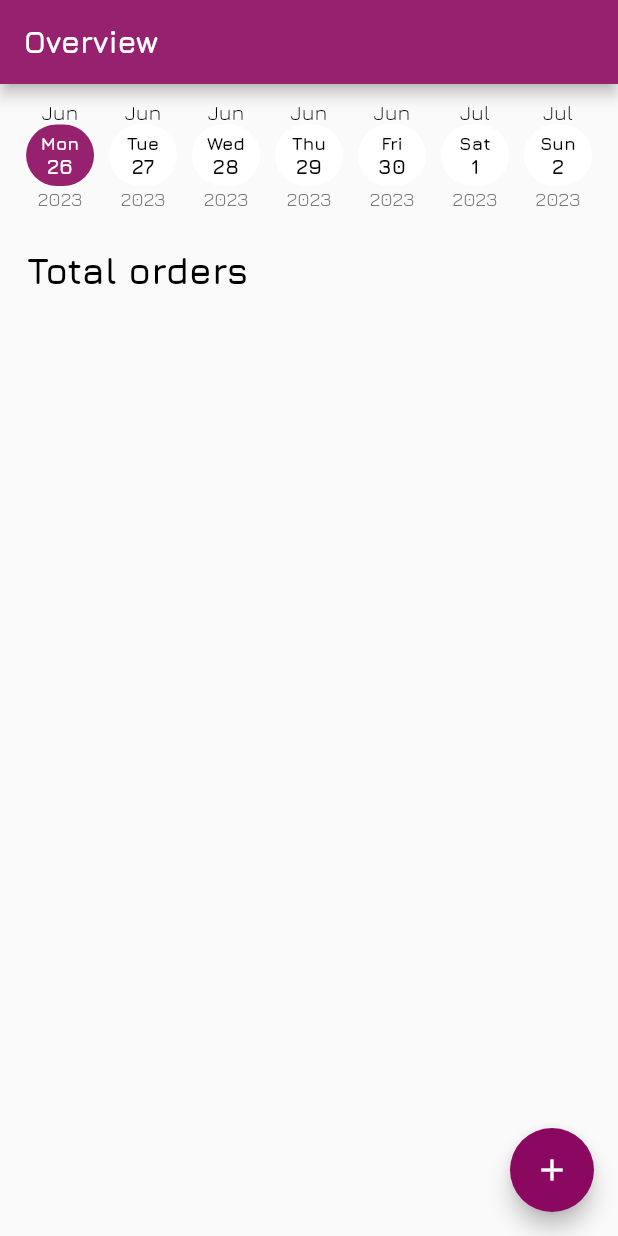
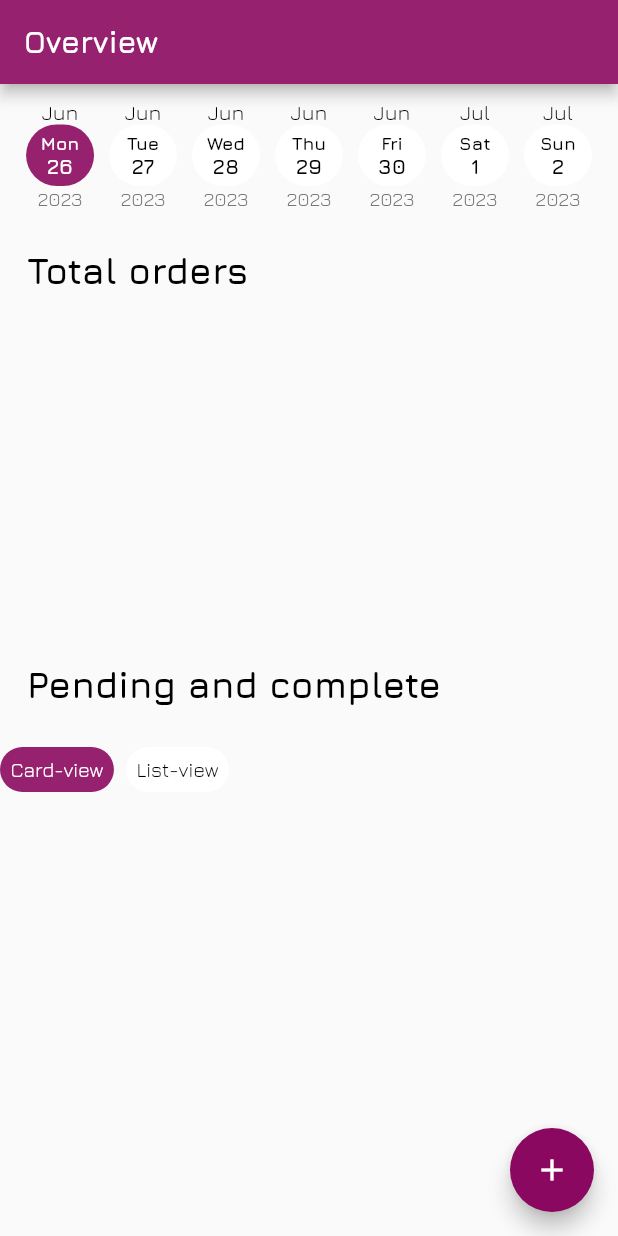
Before and after one commit to toke-dk/energy_of_hco, a Flutter app: the screen it shows after launch, on a phone screen of 412 x 824 dp. Run offline on Flutter 3.47's test engine with Material 2 defaults, Android fonts, the phone set to English and light mode, and no system bars; drawn by our look-alikes of scrollable_positioned_list; missing offline and left inert: animated_check; accounts and stored records are empty.

Commit message:
made a cardview an listview in ovrview screen

```diff
--- a/lib/constants/fees.dart
+++ b/lib/constants/fees.dart
@@ -1 +1,3 @@
 double kServiceFees = 8.30;
+
+double kAppWidthPadding = 18;
--- a/lib/pages/overview_page.dart
+++ b/lib/pages/overview_page.dart
@@ -1,6 +1,8 @@
+import 'package:energy_of_hco/constants/fees.dart';
 import 'package:energy_of_hco/helpers/app_theme_helper.dart';
 import 'package:energy_of_hco/pages/choose_user.dart';
 import 'package:energy_of_hco/widgets/days_scroll.dart';
+import 'package:energy_of_hco/widgets/my_horizontal_listview.dart';
 import 'package:energy_of_hco/widgets/total_orders.dart';
 import 'package:flutter/material.dart';
 
@@ -13,6 +15,14 @@ class OverView extends StatefulWidget {
 
 class _OverViewState extends State<OverView> {
   DateTime selectedDay = DateTime.now();
+  List<String> items = ["Card-view", "List-view"];
+  String currentItem = "Card-view";
+
+  void handleChange(String newString) {
+    setState(() {
+      currentItem = newString;
+    });
+  }
 
   @override
   Widget build(BuildContext context) {
@@ -27,7 +37,9 @@ class _OverViewState extends State<OverView> {
         onPressed: () => Navigator.push(
             context,
             MaterialPageRoute(
-                builder: (context) => ChooseUser(dateChosen: selectedDay,))),
+                builder: (context) => ChooseUser(
+                      dateChosen: selectedDay,
+                    ))),
       ),
       body: SingleChildScrollView(
         child: Column(
@@ -39,14 +51,26 @@ class _OverViewState extends State<OverView> {
                   setState(() => selectedDay = newDate),
             ),
             Padding(
-                padding: const EdgeInsets.symmetric(horizontal: 18),
+                padding: EdgeInsets.symmetric(horizontal: kAppWidthPadding),
                 child: Text(
                   "Total orders",
                   style: getAppTextTheme(context).headline5,
                 )),
             TotalOrders(
               date: selectedDay,
-            )
+            ),
+            Padding(
+              padding: EdgeInsets.all(kAppWidthPadding),
+              child: Text(
+                "Pending and complete",
+                style: getAppTextTheme(context).headline5,
+              ),
+            ),
+            MyHorizontalListView(
+                chosenItems: [currentItem],
+                onChange: (val) => handleChange(val),
+                allItems: items,
+                allTitles: items)
           ],
         ),
       ),
--- a/lib/widgets/total_orders.dart
+++ b/lib/widgets/total_orders.dart
@@ -22,10 +22,11 @@ class TotalOrders extends StatelessWidget {
   Widget build(BuildContext context) {
     return SizedBox(
       height: 230,
-      child: ListView.separated(
+      child: ListView.builder(
           scrollDirection: Axis.horizontal,
           itemBuilder: (context, index) {
             Order currentIndexOrder = ordersForDay(context)[index];
+            int amountOfProducts = currentIndexOrder.cart.allProducts;
             return Center(
               child: Column(
                 children: [
@@ -34,8 +35,7 @@ class TotalOrders extends StatelessWidget {
                           vertical: 14, horizontal: 10),
                       child: ShowProductDetails(
                           title: currentIndexOrder.user.firstName,
-                          subTitle: currentIndexOrder.cart.cartItems.length
-                              .toString(),
+                          subTitle: amountOfProducts.toString() + " product${amountOfProducts!=1 ? 's' : ''}",
                           productPrice: currentIndexOrder.totalPrice.toString(),
                           optionIcon: Icons.edit,
                           productImage: currentIndexOrder
@@ -44,9 +44,6 @@ class TotalOrders extends StatelessWidget {
               ),
             );
           },
-          separatorBuilder: (context, idex) => const SizedBox(
-                width: 19,
-              ),
           itemCount: ordersForDay(context).length),
     );
   }
```
